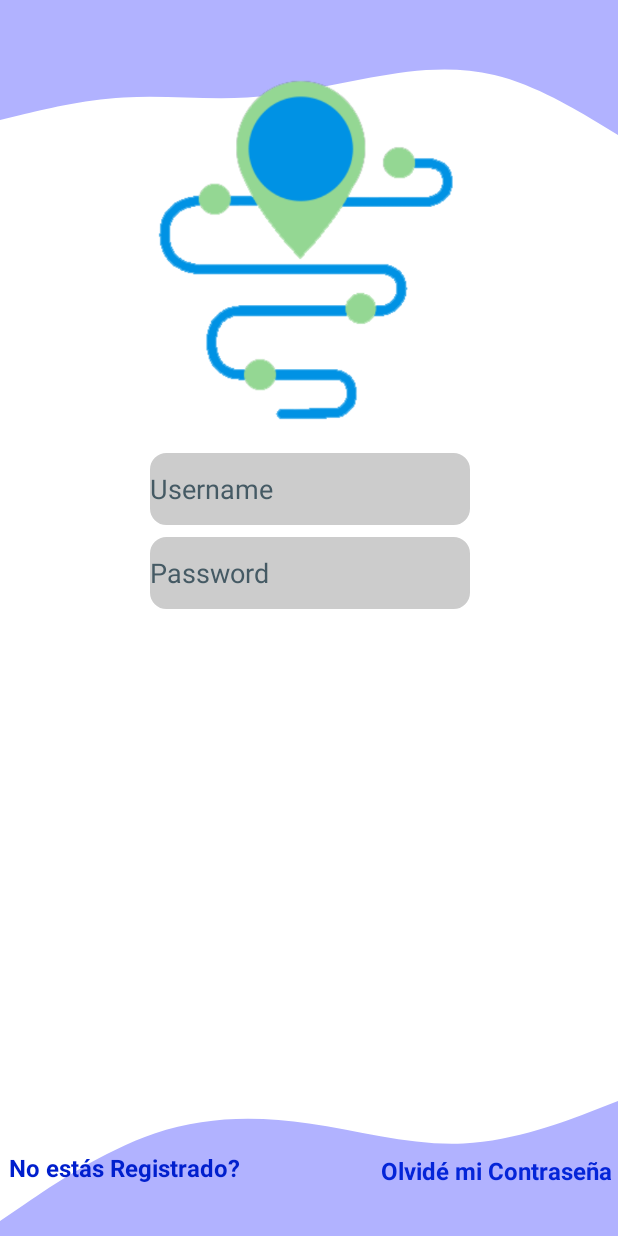
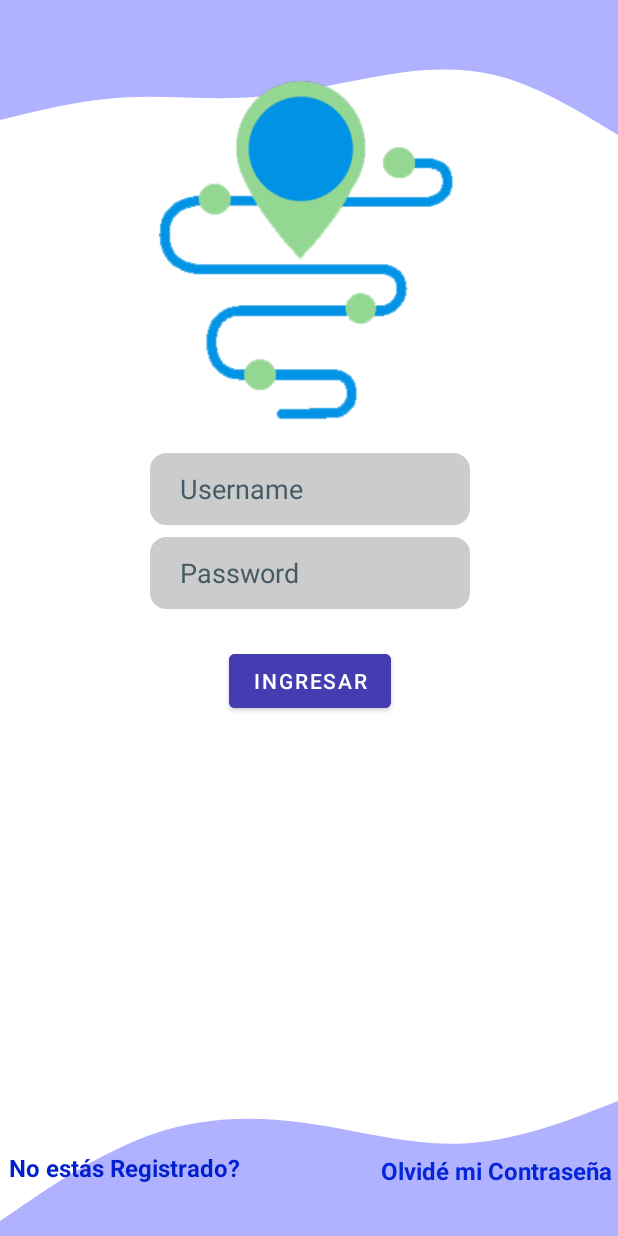
Before and after one commit to whilrod/Stretcher-App, an Android app: the screen it shows after launch (MainActivity), on a phone screen of 412 x 824 dp. Run offline under Robolectric (Android 15) with nearby library versions, the light colour scheme and no system bars.

```diff
--- a/app/src/main/res/layout/activity_main.xml
+++ b/app/src/main/res/layout/activity_main.xml
@@ -55,6 +55,8 @@
         android:hint="@string/username_txt"
         android:inputType="textPersonName"
         android:minHeight="48dp"
+        android:paddingStart="20dp"
+        android:paddingEnd="0dp"
         android:textColorHint="#455A64"
         app:layout_constraintEnd_toEndOf="parent"
         app:layout_constraintHorizontal_bias="0.504"
@@ -72,6 +74,8 @@
         android:hint="@string/password_text"
         android:inputType="textPassword"
         android:minHeight="48dp"
+        android:paddingStart="20dp"
+        android:paddingEnd="0dp"
         android:textColorHint="#455A64"
         app:layout_constraintEnd_toEndOf="parent"
         app:layout_constraintHorizontal_bias="0.504"
@@ -109,7 +113,17 @@
         app:layout_constraintTop_toTopOf="parent"
         app:layout_constraintVertical_bias="0.966" />
 
-
+    <Button
+        android:id="@+id/button"
+        android:layout_width="wrap_content"
+        android:layout_height="wrap_content"
+        android:layout_marginTop="24dp"
+        android:backgroundTint="@color/botones"
+        android:text="@string/ingresar"
+        app:layout_constraintEnd_toEndOf="parent"
+        app:layout_constraintHorizontal_bias="0.502"
+        app:layout_constraintStart_toStartOf="parent"
+        app:layout_constraintTop_toBottomOf="@+id/editTextTextPassword" />
 
 
 </androidx.constraintlayout.widget.ConstraintLayout>
--- a/app/src/main/res/values/colors.xml
+++ b/app/src/main/res/values/colors.xml
@@ -7,4 +7,5 @@
     <color name="teal_700">#FF018786</color>
     <color name="black">#FF000000</color>
     <color name="white">#FFFFFFFF</color>
+    <color name="botones">#443CB1</color>
 </resources>
--- a/app/src/main/res/values/strings.xml
+++ b/app/src/main/res/values/strings.xml
@@ -6,4 +6,5 @@
     <string name="password_text">Password</string>
     <string name="username_txt">Username</string>
     <string name="pie">view</string>
+    <string name="ingresar">Ingresar</string>
 </resources>
```
